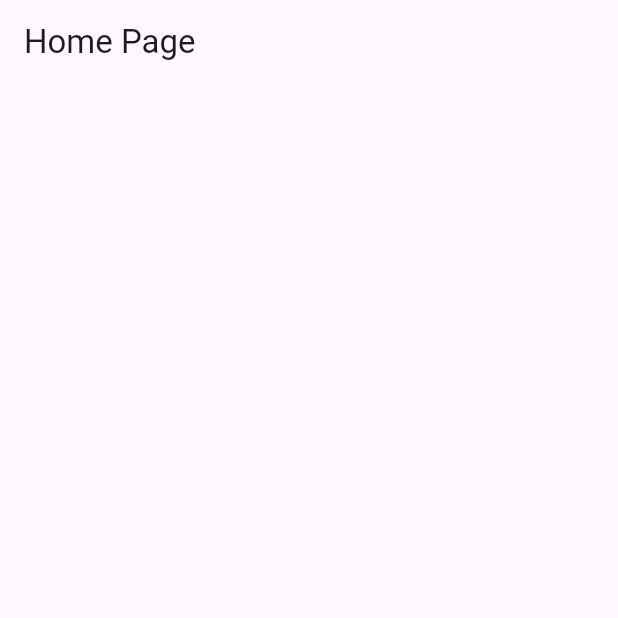
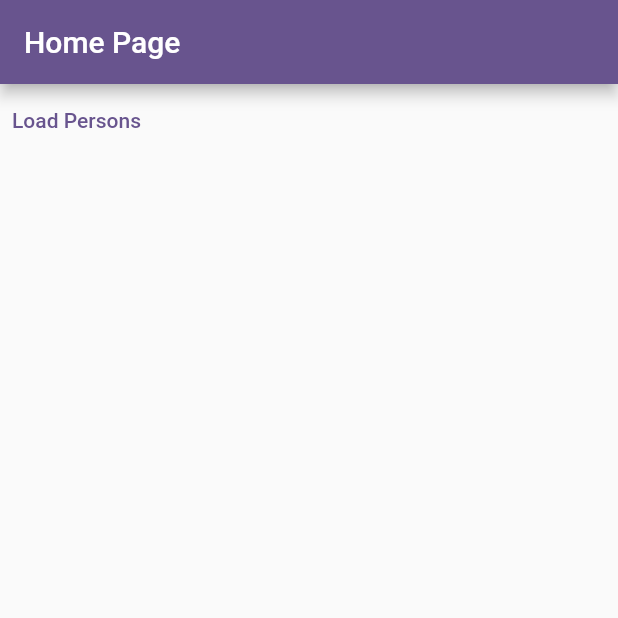
Before and after one commit to 53huzefa-zeenwala/State-Managment-Flutter, a Flutter app: the screen it shows after launch, on a phone screen of 412 x 824 dp, the top half of it. Run offline on Flutter 3.47's test engine with Material 2 defaults, Android fonts, the phone set to English and light mode, and no system bars; our stand-ins replace flutter_hooks, flutter_redux, redux.

Commit message:
Completed Redux

```diff
--- a/about_redux/with_api/lib/main.dart
+++ b/about_redux/with_api/lib/main.dart
@@ -2,6 +2,9 @@ import 'dart:convert';
 import 'dart:io';
 
 import 'package:flutter/material.dart';
+import 'package:flutter_redux/flutter_redux.dart';
+import 'package:redux/redux.dart';
+import 'package:http/http.dart' as http;
 
 void main() {
   runApp(const MyApp());
@@ -15,7 +18,6 @@ class MyApp extends StatelessWidget {
       title: 'Flutter Demo',
       theme: ThemeData(
         colorScheme: ColorScheme.fromSeed(seedColor: Colors.deepPurple),
-        useMaterial3: true,
       ),
       home: const HomePage(),
     );
@@ -39,12 +41,18 @@ class Person {
   String toString() => "$name $age";
 }
 
-Future<Iterable<Person>> getPerson() => HttpClient()
-    .getUrl(Uri.parse(apiUrl))
-    .then((req) => req.close())
-    .then((resp) => resp.transform(utf8.decoder).join())
+Future<Iterable<Person>> getPerson() => http
+    .get(Uri.http(apiUrl))
+    .then((resp) => resp.body)
     .then((str) => json.decode(str) as List<dynamic>)
     .then((list) => list.map((e) => Person.fromJson(e)));
+
+// HttpClient()
+//     .getUrl(Uri.parse(apiUrl)))
+//     .then((req) => req.close())
+//     .then((resp) => resp.transform(utf8.decoder).join())
+//     .then((str) => json.decode(str) as List<dynamic>)
+//     .then((list) => list.map((e) => Person.fromJson(e))
 
 @immutable
 abstract class Action {
@@ -52,18 +60,125 @@ abstract class Action {
 }
 
 @immutable
-class LoadPeopleAction extends Action {}
+class LoadPeopleAction extends Action {
+  const LoadPeopleAction();
+}
+
+@immutable
+class SuccessfullyFetchedPeopleAction extends Action {
+  final Iterable<Person> persons;
+  const SuccessfullyFetchedPeopleAction({required this.persons});
+}
+
+@immutable
+class FailedToFetchPeopleAction extends Action {
+  final Object error;
+  const FailedToFetchPeopleAction({required this.error});
+}
+
+@immutable
+class State {
+  final bool isLoading;
+  final Iterable<Person>? fetchPersons;
+  final Object? error;
+
+  const State(
+      {required this.isLoading,
+      required this.fetchPersons,
+      required this.error});
+
+  const State.empty()
+      : isLoading = false,
+        fetchPersons = null,
+        error = null;
+}
+
+State reducer(State oldState, action) {
+  if (action is LoadPeopleAction) {
+    return const State(isLoading: true, fetchPersons: null, error: null);
+  } else if (action is SuccessfullyFetchedPeopleAction) {
+    return State(
+      error: null,
+      fetchPersons: action.persons,
+      isLoading: false,
+    );
+  } else if (action is FailedToFetchPeopleAction) {
+    return State(
+        isLoading: false,
+        fetchPersons: oldState.fetchPersons,
+        error: action.error);
+  }
+
+  return oldState;
+}
+
+void loadPeopleMiddleware(Store<State> store, action, NextDispatcher next) {
+  if (action is LoadPeopleAction) {
+    getPerson().then((persons) {
+      store.dispatch(SuccessfullyFetchedPeopleAction(persons: persons));
+    }).catchError((e) {
+      store.dispatch(FailedToFetchPeopleAction(error: e));
+    });
+  }
+  next(action);
+}
 
 class HomePage extends StatelessWidget {
   const HomePage({super.key});
 
   @override
   Widget build(BuildContext context) {
+    final store = Store(
+      reducer,
+      initialState: const State.empty(),
+      middleware: [loadPeopleMiddleware],
+    );
     return Scaffold(
       appBar: AppBar(
-        title: Text("Home Page"),
+        title: const Text("Home Page"),
       ),
-      body: Column(),
+      body: StoreProvider(
+        store: store,
+        child: Column(
+          children: [
+            TextButton(
+              onPressed: () {
+                store.dispatch(const LoadPeopleAction());
+              },
+              child: const Text("Load Persons"),
+            ),
+            StoreConnector<State, bool>(
+                converter: (store) => store.state.isLoading,
+                builder: (context, isLoading) {
+                  if (isLoading) {
+                    return const CircularProgressIndicator();
+                  }
+
+                  return SizedBox();
+                }),
+            StoreConnector<State, Iterable<Person>?>(
+                converter: (store) => store.state.fetchPersons,
+                builder: (context, people) {
+                  if (people == null) {
+                    return const SizedBox();
+                  }
+
+                  return Expanded(
+                      child: ListView.builder(
+                    itemCount: people.length,
+                    itemBuilder: (context, index) {
+                      final person = people.elementAt(index);
+
+                      return ListTile(
+                        title: Text(person.name),
+                        subtitle: Text("${person.age} year old"),
+                      );
+                    },
+                  ));
+                }),
+          ],
+        ),
+      ),
     );
   }
 }
--- a/about_redux/with_api/pubspec.yaml
+++ b/about_redux/with_api/pubspec.yaml
@@ -35,6 +35,9 @@ dependencies:
   # The following adds the Cupertino Icons font to your application.
   # Use with the CupertinoIcons class for iOS style icons.
   cupertino_icons: ^1.0.2
+  redux: ^5.0.0
+  flutter_redux: ^0.10.0
+  http: ^1.1.0
 
 dev_dependencies:
   flutter_test:
```
Also changed, not shown: about_redux/with_api/pubspec.lock.
